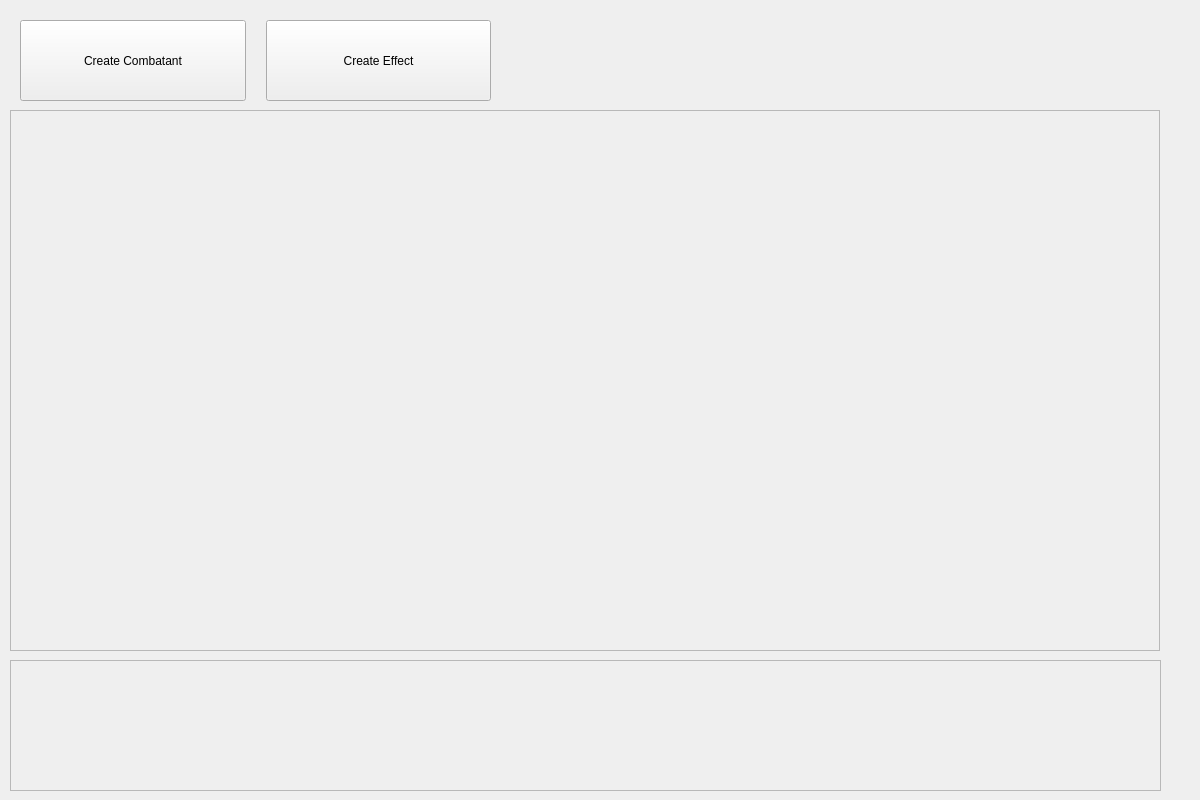
This is src/ManagerPF2E/managerwidget.ui in lazaropo/2EManager as Qt 5 draws it before an edit. The edited form follows.
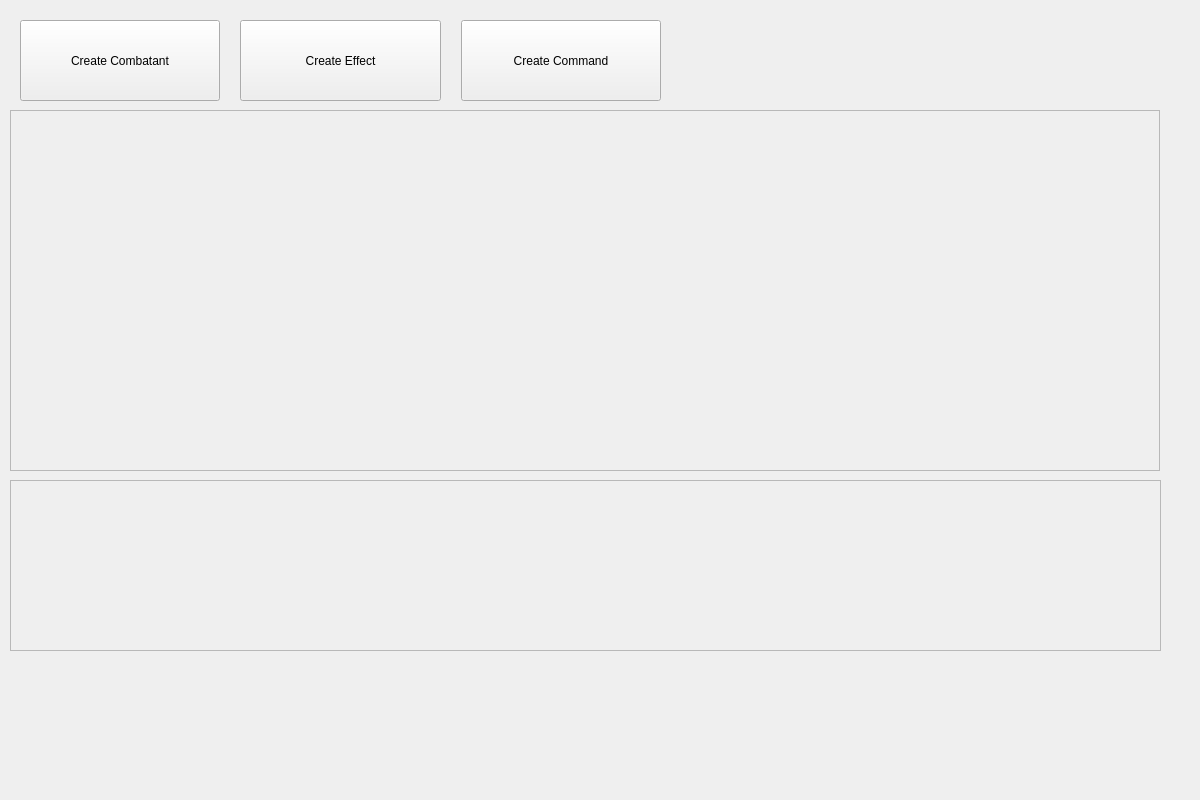
This is the edited form.

Commit message: command icaon project prints the icon, but big project dont

The edit to the form file:
```diff
--- a/src/ManagerPF2E/managerwidget.ui
+++ b/src/ManagerPF2E/managerwidget.ui
@@ -19,7 +19,7 @@
      <x>10</x>
      <y>110</y>
      <width>1150</width>
-     <height>541</height>
+     <height>361</height>
     </rect>
    </property>
    <property name="mouseTracking">
@@ -40,7 +40,7 @@
       <x>0</x>
       <y>0</y>
       <width>1148</width>
-      <height>539</height>
+      <height>359</height>
      </rect>
     </property>
    </widget>
@@ -50,7 +50,7 @@
     <rect>
      <x>20</x>
      <y>20</y>
-     <width>471</width>
+     <width>641</width>
      <height>81</height>
     </rect>
    </property>
@@ -84,15 +84,28 @@
       </property>
      </widget>
     </item>
+    <item>
+     <widget class="QPushButton" name="pushButton_create_effect_2">
+      <property name="sizePolicy">
+       <sizepolicy hsizetype="Minimum" vsizetype="Preferred">
+        <horstretch>0</horstretch>
+        <verstretch>0</verstretch>
+       </sizepolicy>
+      </property>
+      <property name="text">
+       <string>Create Command</string>
+      </property>
+     </widget>
+    </item>
    </layout>
   </widget>
   <widget class="QScrollArea" name="scrollArea_2">
    <property name="geometry">
     <rect>
      <x>10</x>
-     <y>660</y>
+     <y>480</y>
      <width>1151</width>
-     <height>131</height>
+     <height>171</height>
     </rect>
    </property>
    <property name="widgetResizable">
@@ -104,7 +117,7 @@
       <x>0</x>
       <y>0</y>
       <width>1149</width>
-      <height>129</height>
+      <height>169</height>
      </rect>
     </property>
    </widget>
```
Left out of the diff: 2 changed lines with no effect on the pictures. The commit also changes 30 other files.
